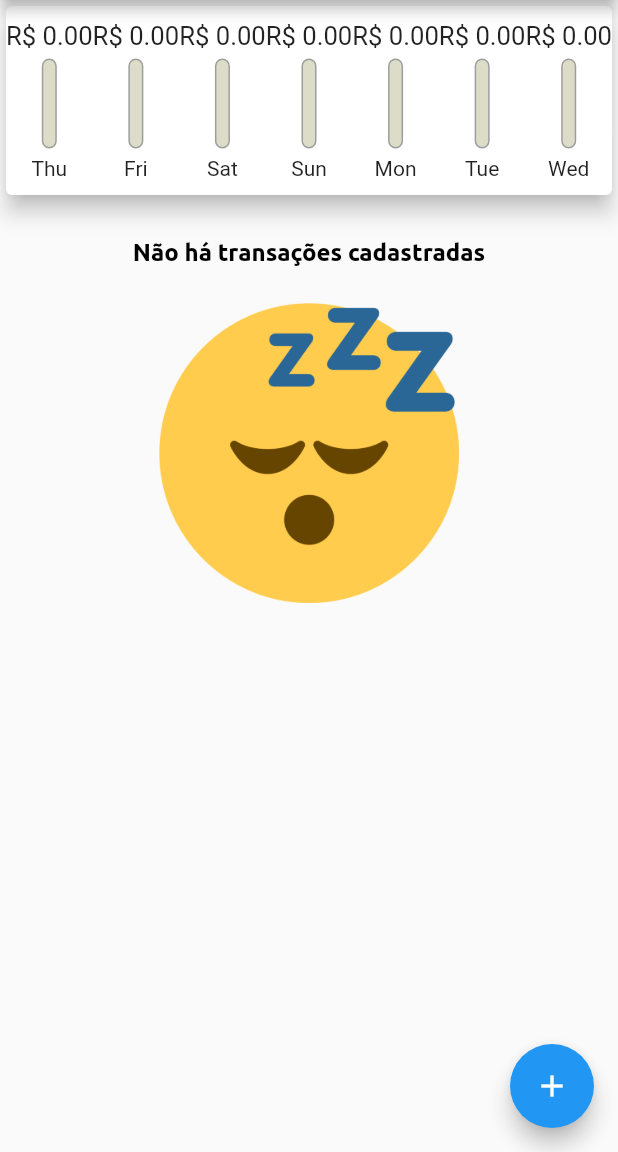
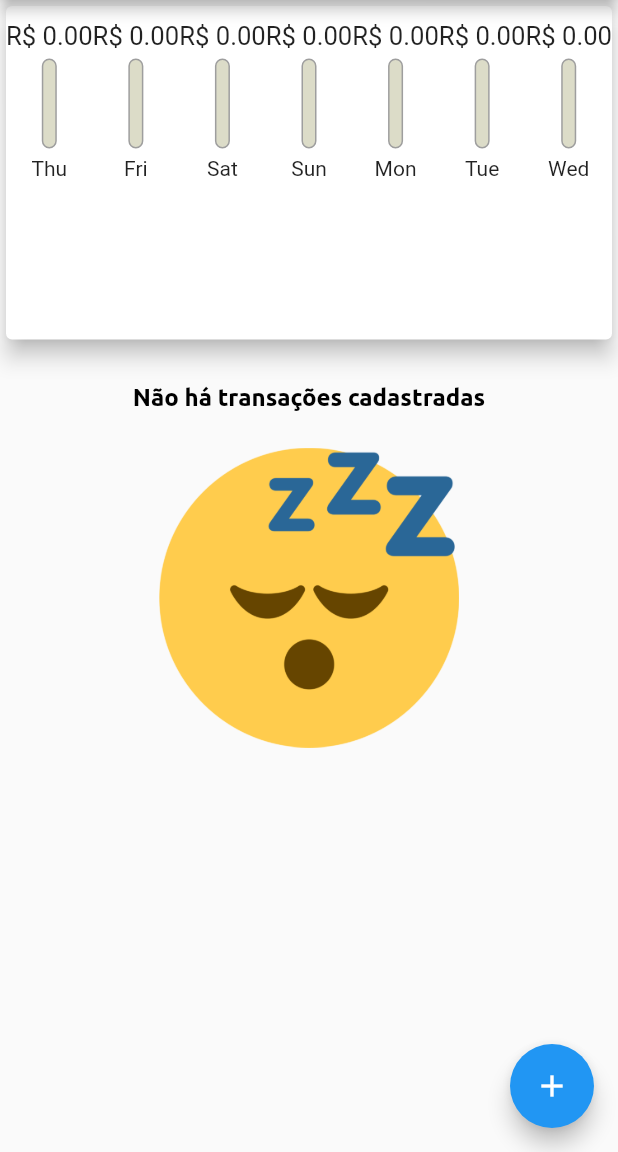
Before and after one commit to sophiecalixto/personal_expenses, a Flutter app: the screen it shows after launch, on a phone screen of 412 x 824 dp, the part 84-1236 px from its top. Run offline on Flutter 3.47's test engine with Material 2 defaults, Android fonts, the phone set to English and light mode, and no system bars.

Commit message:
feat: MediaQuery added

```diff
--- a/lib/components/transaction_list.dart
+++ b/lib/components/transaction_list.dart
@@ -10,9 +10,7 @@ class TransactionList extends StatelessWidget {
 
   @override
   Widget build(BuildContext context) {
-    return SizedBox(
-      height: 400,
-      child: transactionList.isEmpty
+    return transactionList.isEmpty
         ? Column(
             children: [
               const SizedBox(height: 25),
@@ -73,7 +71,6 @@ class TransactionList extends StatelessWidget {
                 ),
               );
             },
-            ),
           );
   }
 }
--- a/lib/main.dart
+++ b/lib/main.dart
@@ -106,8 +106,7 @@ class _MyHomePageState extends State<MyHomePage> {
 
   @override
   Widget build(BuildContext context) {
-    return Scaffold(
-      appBar: AppBar(
+    final appBar = AppBar(
       backgroundColor: Theme.of(context).colorScheme.primary,
       title: const Text("Despesas Pessoais"),
       actions: [
@@ -116,15 +115,28 @@ class _MyHomePageState extends State<MyHomePage> {
           icon: const Icon(Icons.add),
         ),
       ],
-      ),
+    );
+
+    final availableSize = MediaQuery.of(context).size.height - appBar.preferredSize.height - MediaQuery.of(context).padding.top;
+
+    return Scaffold(
+      appBar: appBar,
       body: SingleChildScrollView(
         child: Column(
           crossAxisAlignment: CrossAxisAlignment.stretch,
           children: [
-            ChartWidget(recentTransactions: _recentTransactions),
-            TransactionList(
+            SizedBox(
+              height: availableSize * 0.3,
+              child: ChartWidget(
+                recentTransactions: _recentTransactions,
+              ),
+            ),
+            SizedBox(
+              height: availableSize * 0.7,
+              child: TransactionList(
                 transactionList: transactionList,
                 onDelete: _removeTransaction,
+              ),
             ),
           ],
         ),
```
Lines whose indentation alone changed are shown as unchanged.
